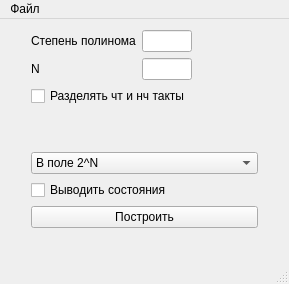
Above: PRNG-on-GF/PRNG-on-GF/PRNGonGF.ui from necroin/PRNG-on-GF before the change. Below: the same form after it.
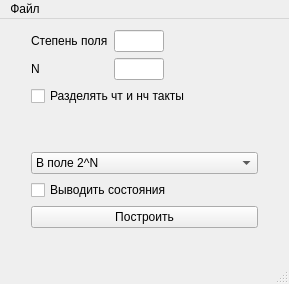
That is the form after the change.

What changed in the file:
```diff
--- a/PRNG-on-GF/PRNG-on-GF/PRNGonGF.ui
+++ b/PRNG-on-GF/PRNG-on-GF/PRNGonGF.ui
@@ -36,7 +36,7 @@
           <item>
            <widget class="QLabel" name="label">
             <property name="text">
-             <string>Степень полинома</string>
+             <string>Степень поля</string>
             </property>
            </widget>
           </item>
```
